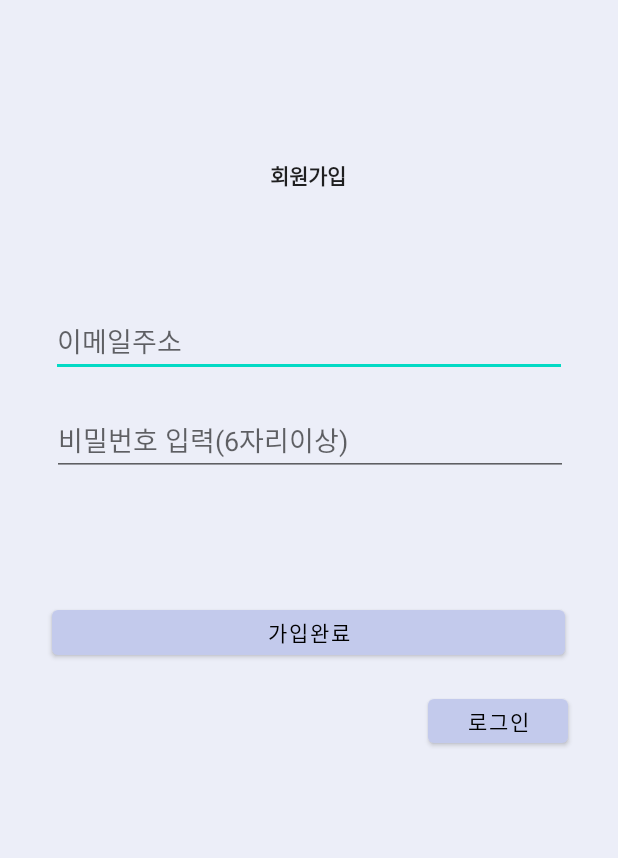
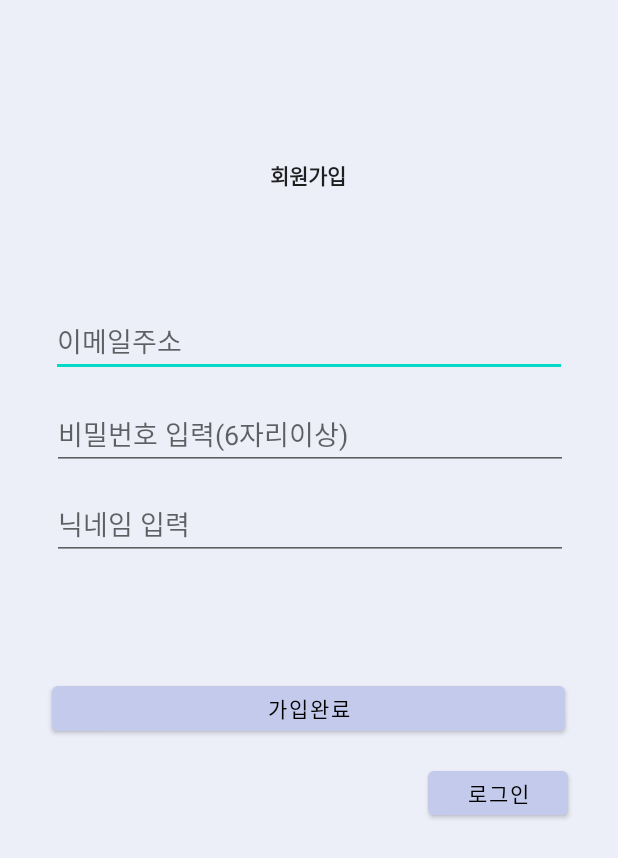
Before and after one commit to leejw-lu/crystal_product3, an Android app: the RegisterActivity screen opened directly, with no data from a screen before it, on a phone screen of 412 x 824 dp. Shown: the top 858 px of the screen. Run offline under Robolectric (Android 15) with nearby library versions, the phone set to English and light mode, and no system bars; our stand-ins replace Firebase (no records; nobody signed in at launch, a user with empty details on screens opened directly).

Commit message:
회원가입시 닉네임추가 & 마이페이지 정보받기

```diff
--- a/app/src/main/java/com/example/login/LoginActivity.java
+++ b/app/src/main/java/com/example/login/LoginActivity.java
@@ -57,7 +57,7 @@ public class LoginActivity extends AppCompatActivity {
                                 startActivity(intent);
                                 finish(); //현재 액티비티 파괴
                             } else{
-                                Toast.makeText(LoginActivity.this,"로그인 실패",Toast.LENGTH_SHORT).show();
+                                Toast.makeText(LoginActivity.this,"계정 또는 비밀번호가 일치하지 않습니다.",Toast.LENGTH_SHORT).show();
 
                             }
                         }
--- a/app/src/main/java/com/example/login/RegisterActivity.java
+++ b/app/src/main/java/com/example/login/RegisterActivity.java
@@ -23,7 +23,7 @@ public class RegisterActivity extends AppCompatActivity {
 
     private FirebaseAuth nFirebaseAuth;     //firebase인증
     private DatabaseReference nDataBaseRef; //실시간데이터베이스
-    private EditText nEtEmail,nEtPwd;       //회원가입 입력필드
+    private EditText nEtEmail,nEtPwd,nNickName;       //회원가입 입력필드
     private Button nBtnRegister;            //회원가입 버튼
 
     @Override
@@ -36,17 +36,20 @@ public class RegisterActivity extends AppCompatActivity {
 
         nEtEmail=findViewById(R.id.et_email);
         nEtPwd=findViewById(R.id.et_pwd);
+        nNickName=findViewById(R.id.et_nickname);
+
         nBtnRegister=findViewById(R.id.btn_register);
-
         nBtnRegister.setOnClickListener(new View.OnClickListener() {
             @Override
             public void onClick(View v) {
+
                 //회원가입 처리 시작
                 String strEmail=nEtEmail.getText().toString();
                 String strPwd=nEtPwd.getText().toString();
+                String strName=nNickName.getText().toString();
 
                 //
-                if(TextUtils.isEmpty(strEmail) || TextUtils.isEmpty(strPwd)){
+                if(TextUtils.isEmpty(strEmail) || TextUtils.isEmpty(strPwd) || TextUtils.isEmpty(strName)) {
                     Toast.makeText(RegisterActivity.this,"모두 입력하십시오.",Toast.LENGTH_SHORT).show();
                 } else if (strPwd.length() <6){
                     Toast.makeText(RegisterActivity.this,"비밀번호는 6자리 이상입니다.",Toast.LENGTH_SHORT).show();
@@ -62,6 +65,7 @@ public class RegisterActivity extends AppCompatActivity {
                                 account.setIdToken(firebaseUser.getUid());
                                 account.setEmailId(firebaseUser.getEmail());
                                 account.setPassword(strPwd);
+                                account.setNickname(strName);
 
                                 //setValue : database에 insert(삽입) 행위
                                 nDataBaseRef.child("UserAccount").child(firebaseUser.getUid()).setValue(account);
--- a/app/src/main/res/layout/activity_register.xml
+++ b/app/src/main/res/layout/activity_register.xml
@@ -8,6 +8,7 @@
     android:layout_height="match_parent"
     tools:context=".RegisterActivity"
     android:background="#ECEEF8">
+
 
     <EditText
         android:id="@+id/et_email"
@@ -26,10 +27,25 @@
         android:id="@+id/et_pwd"
         android:layout_width="344dp"
         android:layout_height="46dp"
-        android:layout_marginTop="20dp"
+        android:layout_marginTop="16dp"
         android:ems="10"
         android:hint="비밀번호 입력(6자리이상)"
         android:inputType="textPassword"
+        app:layout_constraintBottom_toTopOf="@+id/et_nickname"
+        app:layout_constraintEnd_toEndOf="parent"
+        app:layout_constraintHorizontal_bias="0.507"
+        app:layout_constraintStart_toStartOf="parent"
+        app:layout_constraintTop_toBottomOf="@+id/et_email"
+        app:layout_constraintVertical_bias="0.0" />
+
+    <EditText
+        android:id="@+id/et_nickname"
+        android:layout_width="344dp"
+        android:layout_height="46dp"
+        android:layout_marginTop="76dp"
+        android:ems="10"
+        android:hint="닉네임 입력"
+        android:inputType="textPersonName"
         app:layout_constraintEnd_toEndOf="parent"
         app:layout_constraintHorizontal_bias="0.507"
         app:layout_constraintStart_toStartOf="parent"
@@ -40,14 +56,14 @@
         android:layout_width="342dp"
         android:layout_height="42dp"
         android:text="가입완료"
+        android:textColor="@color/black"
+        app:backgroundTint="#C3CAEC"
         app:layout_constraintBottom_toBottomOf="parent"
         app:layout_constraintEnd_toEndOf="parent"
         app:layout_constraintHorizontal_bias="0.492"
         app:layout_constraintStart_toStartOf="parent"
         app:layout_constraintTop_toTopOf="parent"
-        app:layout_constraintVertical_bias="0.512"
-        android:textColor="@color/black"
-        app:backgroundTint="#C3CAEC"/>
+        app:layout_constraintVertical_bias="0.577" />
 
     <TextView
         android:id="@+id/textView2"
```
Also changed, not shown: app/src/main/java/com/example/login/Frag5.java (+49 -4 lines), app/src/main/java/com/example/login/UserAccount.java (+12 -18 lines), app/src/main/res/layout/frag5_profile.xml (+25 -27 lines).
